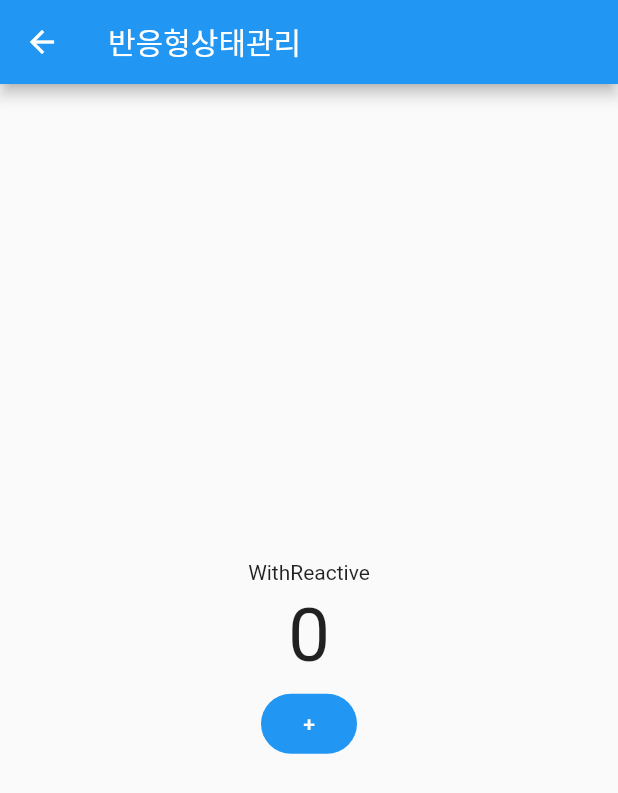
After one commit to StudioZERONE/study_flutter_04_getx, a Flutter app: the screen it shows after launch, after a tap on "반응형상태관리", on a phone screen of 412 x 824 dp. The commit adds this screen. Shown: the top 793 px of the screen. Run offline on Flutter 3.47's test engine with Material 2 defaults, Android fonts, the light colour scheme and no system bars; our stand-ins replace get.

Commit message:
반응형 상태관리

```diff
--- /dev/null
+++ b/lib/src/controller/count_controller_with_reactive.dart
@@ -0,0 +1,8 @@
+import 'package:get/get.dart';
+
+class CountControllerWithReactive {
+  RxInt count = 0.obs;
+  void increase() {
+    count++;
+  }
+}
--- a/lib/src/home.dart
+++ b/lib/src/home.dart
@@ -1,6 +1,7 @@
 import 'package:flutter/material.dart';
 import 'package:get/get.dart';
 import 'package:study_flutter_04_getx/src/pages/normal/first.dart';
+import 'package:study_flutter_04_getx/src/pages/reactive_state_manage_page.dart';
 import 'package:study_flutter_04_getx/src/pages/simple_state_manage_page.dart';
 
 class Home extends StatelessWidget {
@@ -50,6 +51,15 @@ class Home extends StatelessWidget {
             const SizedBox(
               height: 5,
             ),
+            FilledButton(
+              onPressed: () {
+                Get.to(() => const ReactiveStateManagePage());
+              },
+              child: const Text("반응형상태관리"),
+            ),
+            const SizedBox(
+              height: 5,
+            ),
           ],
         ),
       ),
--- /dev/null
+++ b/lib/src/pages/reactive_state_manage_page.dart
@@ -0,0 +1,43 @@
+import 'package:flutter/material.dart';
+import 'package:get/get.dart';
+import 'package:study_flutter_04_getx/src/controller/count_controller_with_reactive.dart';
+
+class ReactiveStateManagePage extends StatelessWidget {
+  const ReactiveStateManagePage({super.key});
+
+  @override
+  Widget build(BuildContext context) {
+    Get.put(CountControllerWithReactive());
+    return Scaffold(
+      appBar: AppBar(
+        title: const Text('반응형상태관리'),
+      ),
+      body: Center(
+        child: Column(
+          mainAxisAlignment: MainAxisAlignment.center,
+          children: [
+            const Text("WithReactive"),
+            const SizedBox(
+              height: 5,
+            ),
+            Obx(
+              () => Text(
+                "${Get.find<CountControllerWithReactive>().count.value}",
+                style: const TextStyle(fontSize: 50),
+              ),
+            ),
+            const SizedBox(
+              height: 5,
+            ),
+            FilledButton(
+              child: const Text('+'),
+              onPressed: () {
+                Get.find<CountControllerWithReactive>().increase();
+              },
+            ),
+          ],
+        ),
+      ),
+    );
+  }
+}
```
